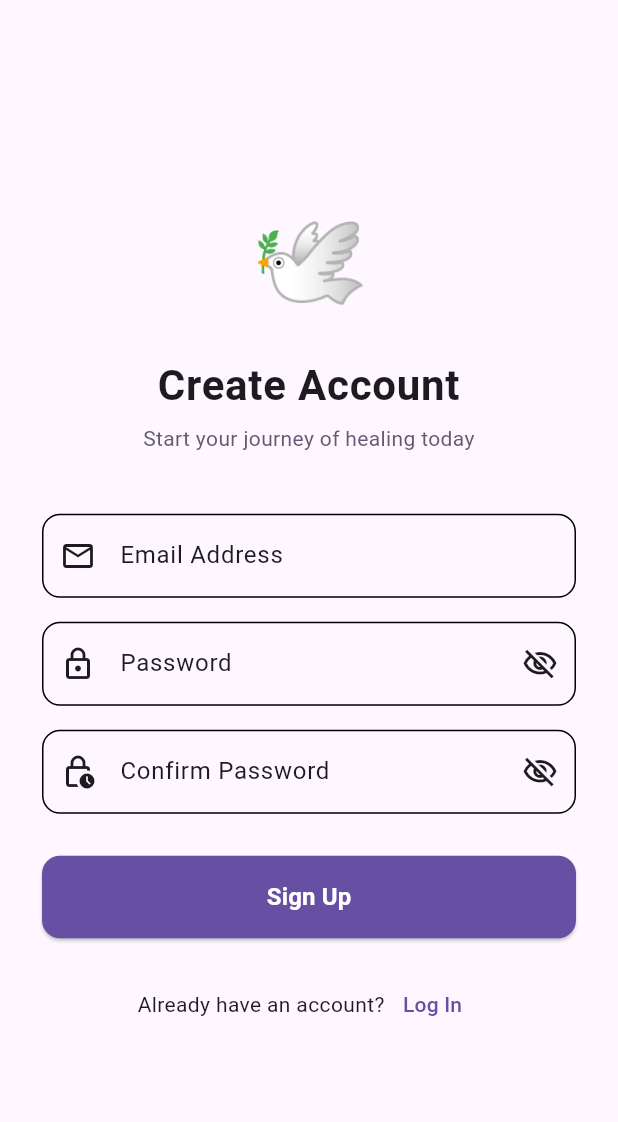
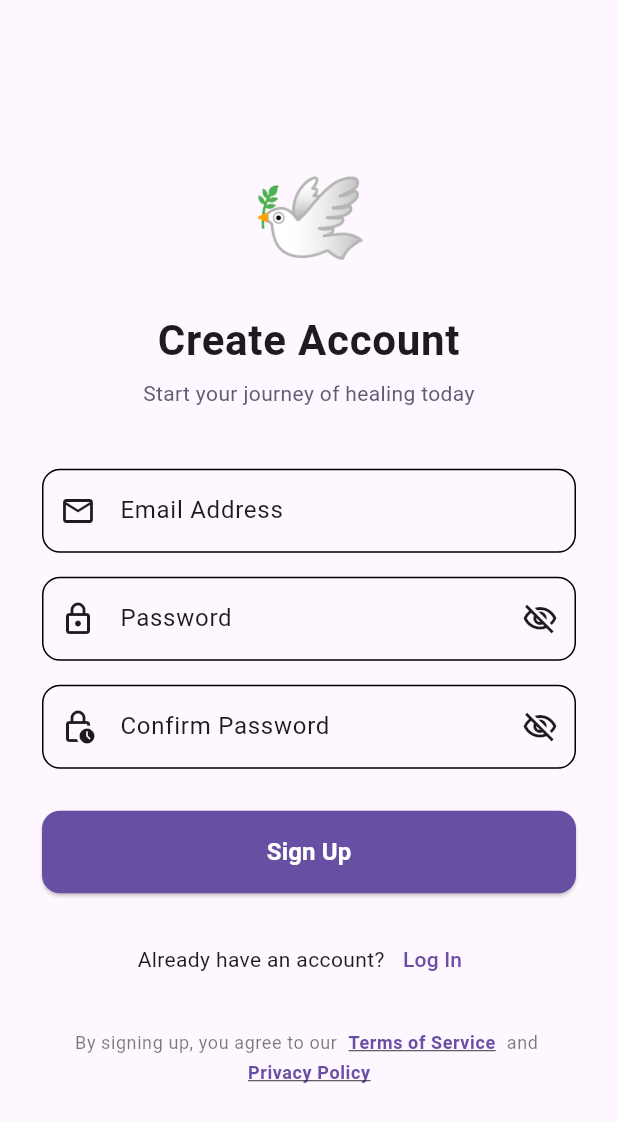
Before and after one commit to geekyprem1/moveon, a Flutter app: the SignupScreen screen opened by its route, on a phone screen of 412 x 824 dp. Shown: the top 1122 px of the screen. Run offline on Flutter 3.47's test engine with Material 3 defaults, Android fonts, the phone set to English and light mode, and no system bars; our stand-ins replace audioplayers, cloud_firestore, firebase_analytics, firebase_auth, firebase_core, firebase_crashlytics and 9 more; accounts and stored records are empty.

Commit message:
fix: resolve critical launch blockers (exact alarm Android crash, missing login/signup privacy policy links, dashboard error handling, unsent letters error safety)

```diff
--- a/lib/features/auth/presentation/signup_screen.dart
+++ b/lib/features/auth/presentation/signup_screen.dart
@@ -2,6 +2,7 @@ import 'package:flutter/material.dart';
 import 'package:flutter_riverpod/flutter_riverpod.dart';
 import 'package:go_router/go_router.dart';
 import 'auth_controller.dart';
+import 'legal_screens.dart';
 
 class SignupScreen extends ConsumerStatefulWidget {
   const SignupScreen({super.key});
@@ -235,6 +236,48 @@ class _SignupScreenState extends ConsumerState<SignupScreen> {
                       ),
                     ],
                   ),
+                  const SizedBox(height: 24),
+                  Wrap(
+                    alignment: WrapAlignment.center,
+                    spacing: 4,
+                    runSpacing: 4,
+                    children: [
+                      Text(
+                        'By signing up, you agree to our ',
+                        style: Theme.of(context).textTheme.bodySmall?.copyWith(
+                              color: Theme.of(context).colorScheme.onSurfaceVariant.withAlpha(150),
+                            ),
+                      ),
+                      GestureDetector(
+                        onTap: () => LegalScreens.showTermsOfService(context),
+                        child: Text(
+                          'Terms of Service',
+                          style: Theme.of(context).textTheme.bodySmall?.copyWith(
+                                color: Theme.of(context).colorScheme.primary,
+                                fontWeight: FontWeight.bold,
+                                decoration: TextDecoration.underline,
+                              ),
+                        ),
+                      ),
+                      Text(
+                        ' and ',
+                        style: Theme.of(context).textTheme.bodySmall?.copyWith(
+                              color: Theme.of(context).colorScheme.onSurfaceVariant.withAlpha(150),
+                            ),
+                      ),
+                      GestureDetector(
+                        onTap: () => LegalScreens.showPrivacyPolicy(context),
+                        child: Text(
+                          'Privacy Policy',
+                          style: Theme.of(context).textTheme.bodySmall?.copyWith(
+                                color: Theme.of(context).colorScheme.primary,
+                                fontWeight: FontWeight.bold,
+                                decoration: TextDecoration.underline,
+                              ),
+                        ),
+                      ),
+                    ],
+                  ),
                 ],
               ),
             ),
```
Also changed, not shown: lib/features/auth/presentation/login_screen.dart (+43 -0 lines), lib/features/dashboard/presentation/dashboard_screen.dart (+14 -0 lines), lib/features/letters/presentation/letter_compose_screen.dart (+6 -2 lines), lib/features/notifications/data/notification_service.dart (+5 -5 lines).
